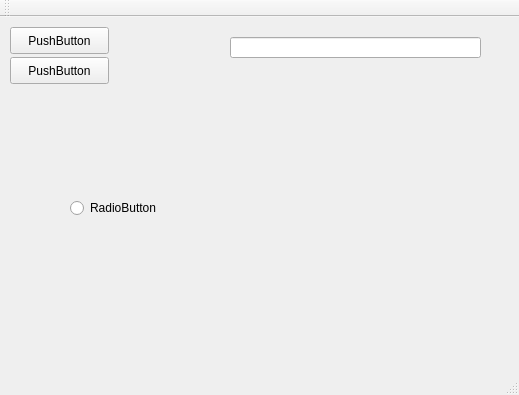
Qt form mainwindow.ui (smandy/qtexperiment) before a commit.
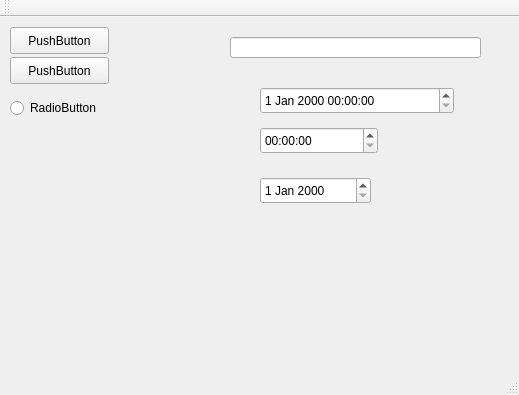
The same form after that commit.

The edit to the form file:
```diff
--- a/mainwindow.ui
+++ b/mainwindow.ui
@@ -17,8 +17,8 @@
    <widget class="QRadioButton" name="radioButton">
     <property name="geometry">
      <rect>
-      <x>70</x>
-      <y>180</y>
+      <x>10</x>
+      <y>80</y>
       <width>117</width>
       <height>22</height>
      </rect>
@@ -63,6 +63,36 @@
      </rect>
     </property>
    </widget>
+   <widget class="QDateTimeEdit" name="dateTimeEdit">
+    <property name="geometry">
+     <rect>
+      <x>260</x>
+      <y>70</y>
+      <width>194</width>
+      <height>27</height>
+     </rect>
+    </property>
+   </widget>
+   <widget class="QTimeEdit" name="timeEdit">
+    <property name="geometry">
+     <rect>
+      <x>260</x>
+      <y>110</y>
+      <width>118</width>
+      <height>27</height>
+     </rect>
+    </property>
+   </widget>
+   <widget class="QDateEdit" name="dateEdit">
+    <property name="geometry">
+     <rect>
+      <x>260</x>
+      <y>160</y>
+      <width>111</width>
+      <height>27</height>
+     </rect>
+    </property>
+   </widget>
   </widget>
   <widget class="QMenuBar" name="menuBar">
    <property name="geometry">
```
